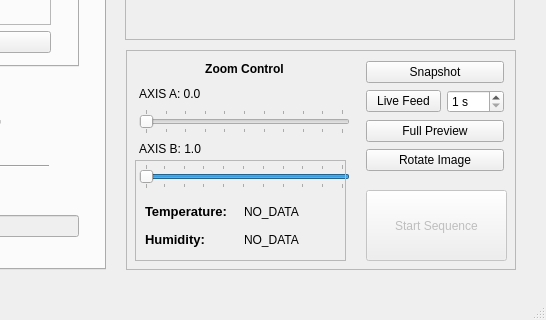
Before: the Qt Designer form _ui/FlashLapse_CP.ui in CoCl-Jerry/Flashlapse_Dev, drawn with Qt 5; both pictures show x 734 to 1280 and y 370 to 690 of the 1280 by 690 pixel window.
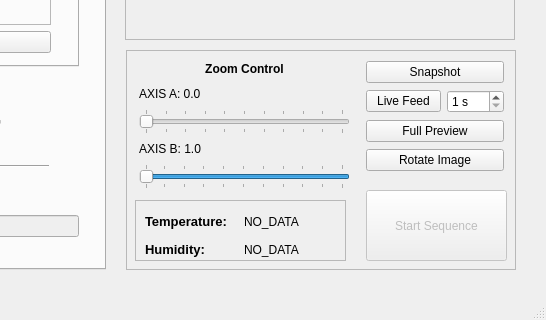
After: the same form once the commit is applied. Icons and pictures are not drawn.

Patch:
```diff
--- a/_ui/FlashLapse_CP.ui
+++ b/_ui/FlashLapse_CP.ui
@@ -2051,9 +2051,9 @@
      <property name="geometry">
       <rect>
        <x>9</x>
-       <y>110</y>
+       <y>150</y>
        <width>211</width>
-       <height>101</height>
+       <height>61</height>
       </rect>
      </property>
      <property name="frameShape">
@@ -2066,7 +2066,7 @@
       <property name="geometry">
        <rect>
         <x>10</x>
-        <y>40</y>
+        <y>10</y>
         <width>191</width>
         <height>51</height>
        </rect>
```
